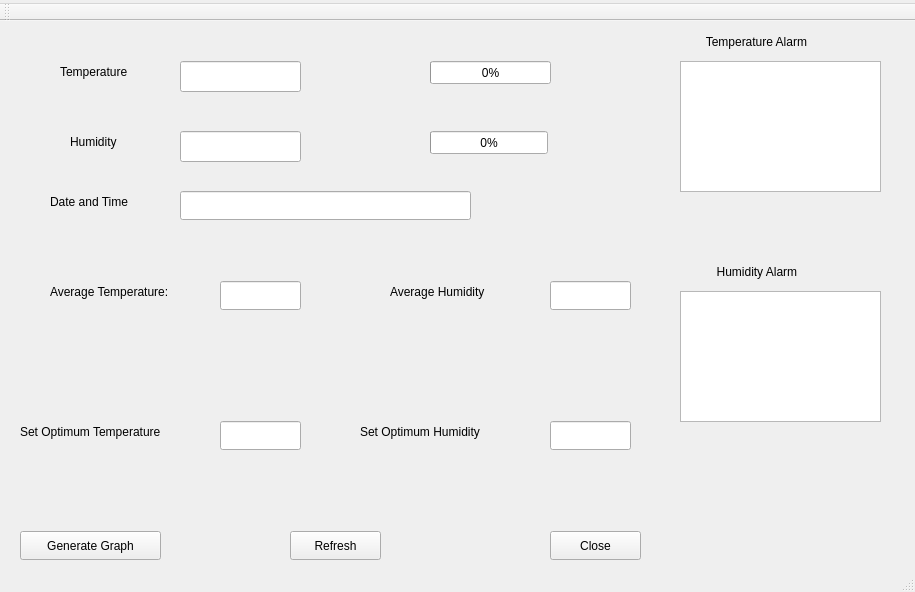
Above: myqt.ui from sanikadongre/eid-fall2018 before the change. Below: the same form after it.
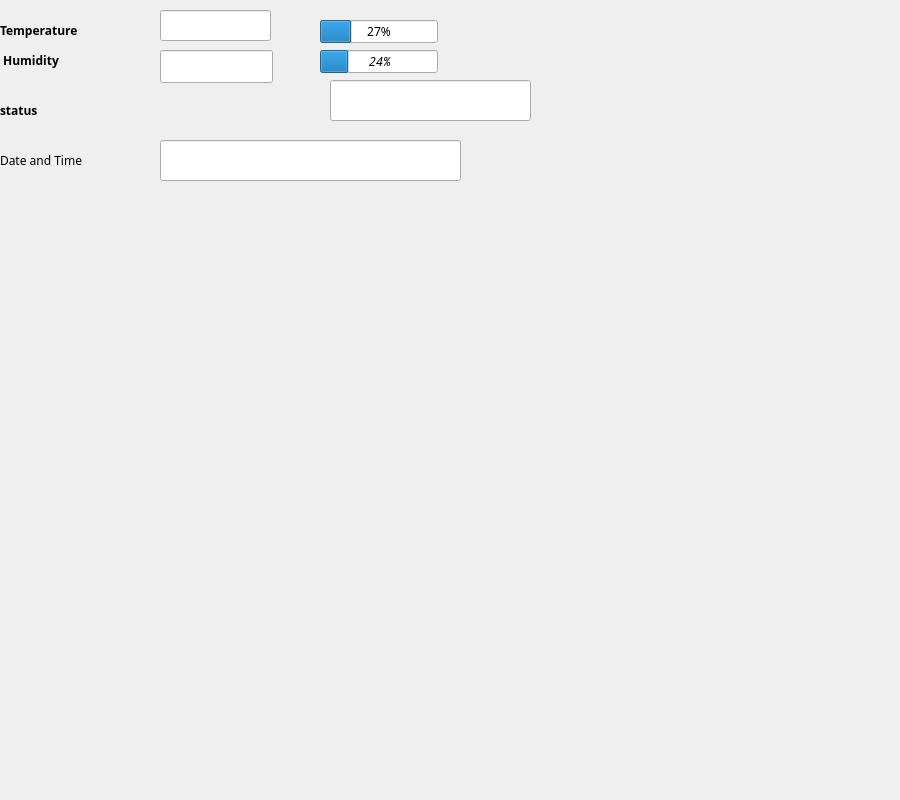
That is the form after the change.

What changed in the file:
```diff
--- a/myqt.ui
+++ b/myqt.ui
@@ -1,325 +1,196 @@
 <?xml version="1.0" encoding="UTF-8"?>
 <ui version="4.0">
- <class>MainWindow</class>
- <widget class="QMainWindow" name="MainWindow">
+ <class>Dialog</class>
+ <widget class="QDialog" name="Dialog">
   <property name="geometry">
    <rect>
     <x>0</x>
     <y>0</y>
-    <width>915</width>
-    <height>592</height>
+    <width>900</width>
+    <height>800</height>
    </rect>
   </property>
+  <property name="font">
+   <font>
+    <family>Sans Serif</family>
+   </font>
+  </property>
+  <property name="cursor">
+   <cursorShape>OpenHandCursor</cursorShape>
+  </property>
+  <property name="mouseTracking">
+   <bool>true</bool>
+  </property>
   <property name="windowTitle">
    <string>Sensor Data</string>
   </property>
-  <widget class="QWidget" name="centralWidget">
-   <widget class="QLineEdit" name="lineEdit">
-    <property name="geometry">
-     <rect>
-      <x>180</x>
-      <y>40</y>
-      <width>121</width>
-      <height>31</height>
-     </rect>
-    </property>
-    <property name="readOnly">
-     <bool>true</bool>
-    </property>
-   </widget>
-   <widget class="QLineEdit" name="lineEdit_2">
-    <property name="geometry">
-     <rect>
-      <x>180</x>
-      <y>110</y>
-      <width>121</width>
-      <height>31</height>
-     </rect>
-    </property>
-    <property name="readOnly">
-     <bool>true</bool>
-    </property>
-   </widget>
-   <widget class="QLabel" name="label">
-    <property name="geometry">
-     <rect>
-      <x>60</x>
-      <y>40</y>
-      <width>101</width>
-      <height>21</height>
-     </rect>
-    </property>
-    <property name="text">
-     <string>Temperature</string>
-    </property>
-   </widget>
-   <widget class="QLabel" name="label_2">
-    <property name="geometry">
-     <rect>
-      <x>70</x>
-      <y>110</y>
-      <width>67</width>
-      <height>21</height>
-     </rect>
-    </property>
-    <property name="text">
-     <string>Humidity</string>
-    </property>
-   </widget>
-   <widget class="QLabel" name="label_3">
-    <property name="geometry">
-     <rect>
-      <x>50</x>
-      <y>170</y>
-      <width>111</width>
-      <height>21</height>
-     </rect>
-    </property>
-    <property name="text">
-     <string>Date and Time</string>
-    </property>
-   </widget>
-   <widget class="QPushButton" name="pushButton">
-    <property name="geometry">
-     <rect>
-      <x>290</x>
-      <y>510</y>
-      <width>91</width>
-      <height>29</height>
-     </rect>
-    </property>
-    <property name="text">
-     <string>Refresh</string>
-    </property>
-   </widget>
-   <widget class="QPushButton" name="pushButton_2">
-    <property name="geometry">
-     <rect>
-      <x>550</x>
-      <y>510</y>
-      <width>91</width>
-      <height>29</height>
-     </rect>
-    </property>
-    <property name="text">
-     <string>Close</string>
-    </property>
-   </widget>
-   <widget class="QPushButton" name="pushButton_3">
-    <property name="geometry">
-     <rect>
-      <x>20</x>
-      <y>510</y>
-      <width>141</width>
-      <height>29</height>
-     </rect>
-    </property>
-    <property name="text">
-     <string>Generate Graph</string>
-    </property>
-   </widget>
-   <widget class="QLineEdit" name="lineEdit_3">
-    <property name="geometry">
-     <rect>
-      <x>180</x>
-      <y>170</y>
-      <width>291</width>
-      <height>29</height>
-     </rect>
-    </property>
-   </widget>
-   <widget class="QLabel" name="label_4">
-    <property name="geometry">
-     <rect>
-      <x>50</x>
-      <y>260</y>
-      <width>161</width>
-      <height>21</height>
-     </rect>
-    </property>
-    <property name="text">
-     <string>Average Temperature: </string>
-    </property>
-   </widget>
-   <widget class="QLineEdit" name="lineEdit_4">
-    <property name="geometry">
-     <rect>
-      <x>220</x>
-      <y>260</y>
-      <width>81</width>
-      <height>29</height>
-     </rect>
-    </property>
-   </widget>
-   <widget class="QLineEdit" name="lineEdit_5">
-    <property name="geometry">
-     <rect>
-      <x>550</x>
-      <y>260</y>
-      <width>81</width>
-      <height>29</height>
-     </rect>
-    </property>
-   </widget>
-   <widget class="QLabel" name="label_5">
-    <property name="geometry">
-     <rect>
-      <x>390</x>
-      <y>260</y>
-      <width>141</width>
-      <height>21</height>
-     </rect>
-    </property>
-    <property name="text">
-     <string>Average Humidity</string>
-    </property>
-   </widget>
-   <widget class="QProgressBar" name="progressBar">
-    <property name="geometry">
-     <rect>
-      <x>430</x>
-      <y>40</y>
-      <width>121</width>
-      <height>23</height>
-     </rect>
-    </property>
-    <property name="value">
-     <number>0</number>
-    </property>
-   </widget>
-   <widget class="QProgressBar" name="progressBar_2">
-    <property name="geometry">
-     <rect>
-      <x>430</x>
-      <y>110</y>
-      <width>118</width>
-      <height>23</height>
-     </rect>
-    </property>
-    <property name="value">
-     <number>0</number>
-    </property>
-   </widget>
-   <widget class="QLabel" name="label_6">
-    <property name="geometry">
-     <rect>
-      <x>20</x>
-      <y>400</y>
-      <width>191</width>
-      <height>21</height>
-     </rect>
-    </property>
-    <property name="text">
-     <string>Set Optimum Temperature</string>
-    </property>
-   </widget>
-   <widget class="QLineEdit" name="lineEdit_6">
-    <property name="geometry">
-     <rect>
-      <x>220</x>
-      <y>400</y>
-      <width>81</width>
-      <height>29</height>
-     </rect>
-    </property>
-   </widget>
-   <widget class="QLabel" name="label_7">
-    <property name="geometry">
-     <rect>
-      <x>360</x>
-      <y>400</y>
-      <width>171</width>
-      <height>21</height>
-     </rect>
-    </property>
-    <property name="text">
-     <string>Set Optimum Humidity</string>
-    </property>
-   </widget>
-   <widget class="QLineEdit" name="lineEdit_7">
-    <property name="geometry">
-     <rect>
-      <x>550</x>
-      <y>400</y>
-      <width>81</width>
-      <height>29</height>
-     </rect>
-    </property>
-   </widget>
-   <widget class="QGraphicsView" name="graphicsView">
-    <property name="geometry">
-     <rect>
-      <x>680</x>
-      <y>40</y>
-      <width>201</width>
-      <height>131</height>
-     </rect>
-    </property>
-   </widget>
-   <widget class="QGraphicsView" name="graphicsView_2">
-    <property name="geometry">
-     <rect>
-      <x>680</x>
-      <y>270</y>
-      <width>201</width>
-      <height>131</height>
-     </rect>
-    </property>
-   </widget>
-   <widget class="QLabel" name="label_8">
-    <property name="geometry">
-     <rect>
-      <x>686</x>
-      <y>10</y>
-      <width>191</width>
-      <height>21</height>
-     </rect>
-    </property>
-    <property name="text">
-     <string>      Temperature Alarm</string>
-    </property>
-   </widget>
-   <widget class="QLabel" name="label_9">
-    <property name="geometry">
-     <rect>
-      <x>680</x>
-      <y>240</y>
-      <width>191</width>
-      <height>21</height>
-     </rect>
-    </property>
-    <property name="text">
-     <string>           Humidity Alarm </string>
-    </property>
-   </widget>
+  <widget class="QLabel" name="label">
+   <property name="geometry">
+    <rect>
+     <x>0</x>
+     <y>10</y>
+     <width>121</width>
+     <height>40</height>
+    </rect>
+   </property>
+   <property name="font">
+    <font>
+     <family>Sans Serif</family>
+     <weight>75</weight>
+     <bold>true</bold>
+    </font>
+   </property>
+   <property name="mouseTracking">
+    <bool>true</bool>
+   </property>
+   <property name="text">
+    <string>Temperature</string>
+   </property>
   </widget>
-  <widget class="QMenuBar" name="menuBar">
+  <widget class="QLineEdit" name="lineEdit">
    <property name="geometry">
     <rect>
+     <x>160</x>
+     <y>10</y>
+     <width>111</width>
+     <height>31</height>
+    </rect>
+   </property>
+  </widget>
+  <widget class="QProgressBar" name="progressBar">
+   <property name="geometry">
+    <rect>
+     <x>320</x>
+     <y>20</y>
+     <width>118</width>
+     <height>23</height>
+    </rect>
+   </property>
+   <property name="cursor">
+    <cursorShape>UpArrowCursor</cursorShape>
+   </property>
+   <property name="mouseTracking">
+    <bool>true</bool>
+   </property>
+   <property name="focusPolicy">
+    <enum>Qt::NoFocus</enum>
+   </property>
+   <property name="value">
+    <number>27</number>
+   </property>
+  </widget>
+  <widget class="QLabel" name="label_2">
+   <property name="geometry">
+    <rect>
      <x>0</x>
-     <y>0</y>
-     <width>915</width>
-     <height>26</height>
+     <y>50</y>
+     <width>81</width>
+     <height>21</height>
     </rect>
    </property>
-   <widget class="QMenu" name="menuTemp_Hum_Sensor">
-    <property name="title">
-     <string/>
-    </property>
-   </widget>
-   <addaction name="menuTemp_Hum_Sensor"/>
+   <property name="font">
+    <font>
+     <weight>75</weight>
+     <bold>true</bold>
+    </font>
+   </property>
+   <property name="mouseTracking">
+    <bool>true</bool>
+   </property>
+   <property name="text">
+    <string> Humidity</string>
+   </property>
   </widget>
-  <widget class="QToolBar" name="mainToolBar">
-   <attribute name="toolBarArea">
-    <enum>TopToolBarArea</enum>
-   </attribute>
-   <attribute name="toolBarBreak">
-    <bool>false</bool>
-   </attribute>
+  <widget class="QLineEdit" name="lineEdit_2">
+   <property name="geometry">
+    <rect>
+     <x>160</x>
+     <y>50</y>
+     <width>113</width>
+     <height>33</height>
+    </rect>
+   </property>
   </widget>
-  <widget class="QStatusBar" name="statusBar"/>
+  <widget class="QProgressBar" name="progressBar_2">
+   <property name="geometry">
+    <rect>
+     <x>320</x>
+     <y>50</y>
+     <width>118</width>
+     <height>23</height>
+    </rect>
+   </property>
+   <property name="font">
+    <font>
+     <family>Noto Mono</family>
+     <weight>75</weight>
+     <italic>true</italic>
+     <bold>true</bold>
+    </font>
+   </property>
+   <property name="mouseTracking">
+    <bool>true</bool>
+   </property>
+   <property name="value">
+    <number>24</number>
+   </property>
+  </widget>
+  <widget class="QLabel" name="label_3">
+   <property name="geometry">
+    <rect>
+     <x>0</x>
+     <y>100</y>
+     <width>61</width>
+     <height>21</height>
+    </rect>
+   </property>
+   <property name="font">
+    <font>
+     <weight>75</weight>
+     <bold>true</bold>
+    </font>
+   </property>
+   <property name="mouseTracking">
+    <bool>true</bool>
+   </property>
+   <property name="text">
+    <string>status</string>
+   </property>
+  </widget>
+  <widget class="QLineEdit" name="lineEdit_3">
+   <property name="geometry">
+    <rect>
+     <x>160</x>
+     <y>140</y>
+     <width>301</width>
+     <height>41</height>
+    </rect>
+   </property>
+  </widget>
+  <widget class="QLabel" name="label_4">
+   <property name="geometry">
+    <rect>
+     <x>0</x>
+     <y>150</y>
+     <width>111</width>
+     <height>21</height>
+    </rect>
+   </property>
+   <property name="text">
+    <string>Date and Time</string>
+   </property>
+  </widget>
+  <widget class="QLineEdit" name="lineEdit_4">
+   <property name="geometry">
+    <rect>
+     <x>330</x>
+     <y>80</y>
+     <width>201</width>
+     <height>41</height>
+    </rect>
+   </property>
+  </widget>
  </widget>
- <layoutdefault spacing="6" margin="11"/>
  <resources/>
  <connections>
   <connection>
```
Left out of the diff: 85 changed lines with no effect on the pictures.
